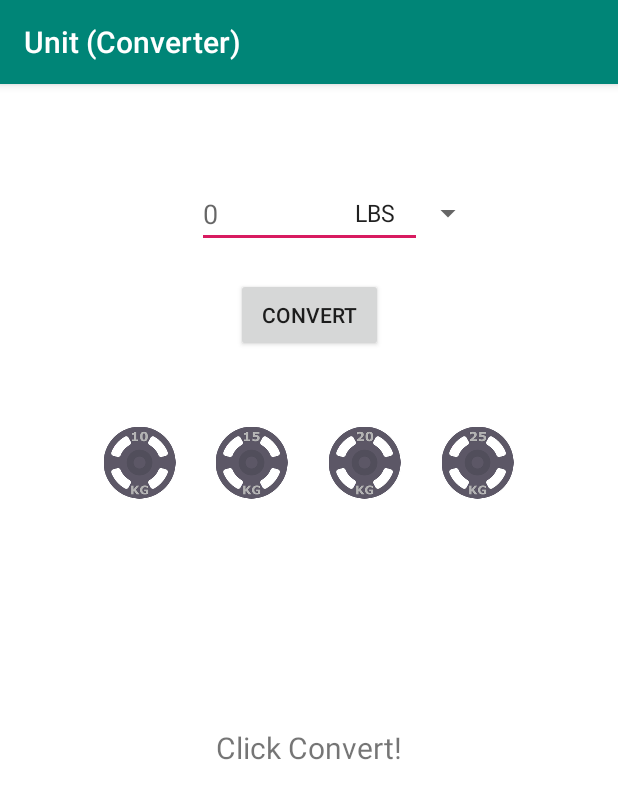
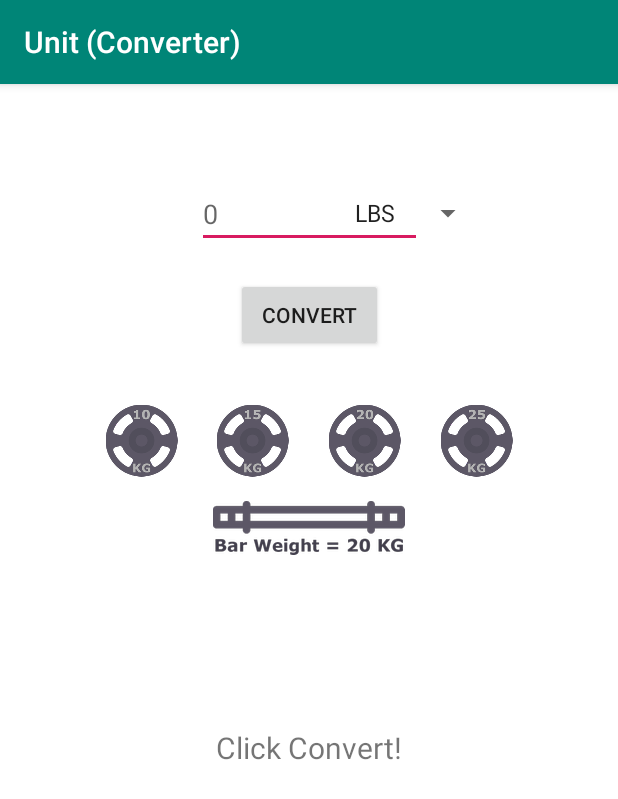
Before and after one commit to minchanhan/Gym-Weight-Converter, an Android app: the screen it shows after launch (MainActivity), on a phone screen of 412 x 824 dp. Shown: the top 799 px of the screen. Run offline under Robolectric (Android 15) with nearby library versions, the phone set to English and light mode, and no system bars.

Commit message:
Added empty bar image button

```diff
--- a/app/src/main/java/com/example/unitconverter/MainActivity.java
+++ b/app/src/main/java/com/example/unitconverter/MainActivity.java
@@ -44,6 +44,8 @@ public class MainActivity extends AppCompatActivity implements AdapterView.OnIte
         ImageButton kg20Btn = findViewById(R.id.kg20Btn);
         ImageButton kg25Btn = findViewById(R.id.kg25Btn);
 
+        ImageButton kgBarBtn = findViewById(R.id.kgBarBtn);
+
         btnConvert.setOnClickListener(this);
 
         // Plate Increment
@@ -51,6 +53,9 @@ public class MainActivity extends AppCompatActivity implements AdapterView.OnIte
         kg15Btn.setOnClickListener(this);
         kg20Btn.setOnClickListener(this);
         kg25Btn.setOnClickListener(this);
+
+        // Bar Increment
+        kgBarBtn.setOnClickListener(this);
     }
 
     @Override
@@ -156,6 +161,7 @@ public class MainActivity extends AppCompatActivity implements AdapterView.OnIte
                 inputWeight.setText(inputStr);
                 break;
             case R.id.kg20Btn:
+            case R.id.kgBarBtn:
                 input += 20.0f;
                 inputStr = Float.toString(input);
                 inputWeight.setText(inputStr);
--- a/app/src/main/res/layout/activity_main.xml
+++ b/app/src/main/res/layout/activity_main.xml
@@ -60,26 +60,26 @@
         android:layout_width="wrap_content"
         android:layout_height="wrap_content"
         android:layout_marginTop="35dp"
+        android:layout_marginBottom="85dp"
+        app:layout_constraintBottom_toBottomOf="parent"
         app:layout_constraintEnd_toEndOf="parent"
         app:layout_constraintHorizontal_bias="0.498"
         app:layout_constraintStart_toStartOf="parent"
         app:layout_constraintTop_toBottomOf="@+id/txtDisplayAnswer" />
 
     <LinearLayout
-        android:layout_width="300dp"
-        android:layout_height="100dp"
+        android:id="@+id/linearLayout2"
+        android:layout_width="298dp"
+        android:layout_height="54dp"
         android:layout_marginStart="10dp"
         android:layout_marginLeft="10dp"
-        android:layout_marginTop="50dp"
+        android:layout_marginTop="35dp"
         android:layout_marginEnd="10dp"
         android:layout_marginRight="10dp"
-        android:layout_marginBottom="100dp"
         android:orientation="horizontal"
-        app:layout_constraintBottom_toTopOf="@+id/txtDisplayAnswer"
         app:layout_constraintEnd_toEndOf="parent"
         app:layout_constraintStart_toStartOf="parent"
-        app:layout_constraintTop_toBottomOf="@+id/btnConvert"
-        app:layout_constraintVertical_bias="0.5">
+        app:layout_constraintTop_toBottomOf="@+id/btnConvert">
 
         <ImageButton
             android:id="@+id/kg10Btn"
@@ -118,4 +118,16 @@
             app:srcCompat="@drawable/kg25" />
     </LinearLayout>
 
+    <ImageButton
+        android:id="@+id/kgBarBtn"
+        android:layout_width="wrap_content"
+        android:layout_height="wrap_content"
+        android:layout_marginTop="10dp"
+        android:background="@android:color/white"
+        android:contentDescription="@string/AddsValue"
+        app:layout_constraintEnd_toEndOf="parent"
+        app:layout_constraintStart_toStartOf="parent"
+        app:layout_constraintTop_toBottomOf="@+id/linearLayout2"
+        app:srcCompat="@drawable/barbellkg_og" />
+
 </androidx.constraintlayout.widget.ConstraintLayout>
```
Also changed, not shown: app/src/main/res/drawable-hdpi/barbellkg_og.png (added), app/src/main/res/drawable-hdpi/barbelllb_og.png (added), app/src/main/res/drawable-ldpi/barbellkg_og.png (added), app/src/main/res/drawable-ldpi/barbelllb_og.png (added), app/src/main/res/drawable-mdpi/barbellkg_og.png (added), app/src/main/res/drawable-mdpi/barbelllb_og.png (added), app/src/main/res/drawable-xhdpi/barbellkg_og.png (added), app/src/main/res/drawable-xhdpi/barbelllb_og.png (added), app/src/main/res/drawable-xxhdpi/barbellkg_og.png (added), app/src/main/res/drawable-xxhdpi/barbelllb_og.png (added), app/src/main/res/drawable-xxxhdpi/barbellkg_og.png (added), app/src/main/res/drawable-xxxhdpi/barbelllb_og.png (added).
